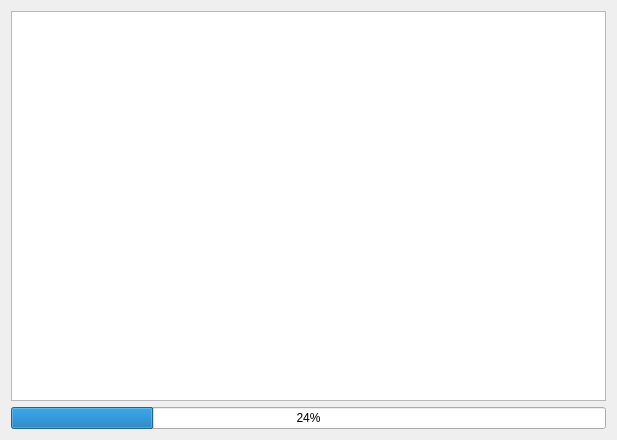
Qt form runtimewindow.ui (ArashMassoudieh/OpenHydroQual) before a commit.
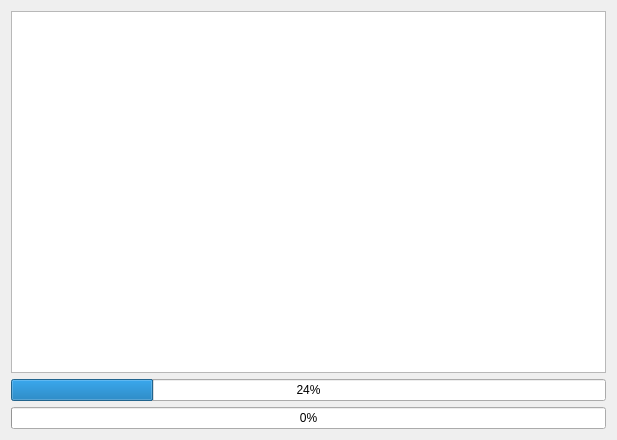
The same form after that commit.

What changed in the file:
```diff
--- a/runtimewindow.ui
+++ b/runtimewindow.ui
@@ -28,6 +28,13 @@
      </property>
     </widget>
    </item>
+   <item>
+    <widget class="QProgressBar" name="optprogressBar">
+     <property name="value">
+      <number>0</number>
+     </property>
+    </widget>
+   </item>
   </layout>
  </widget>
  <resources/>
```
